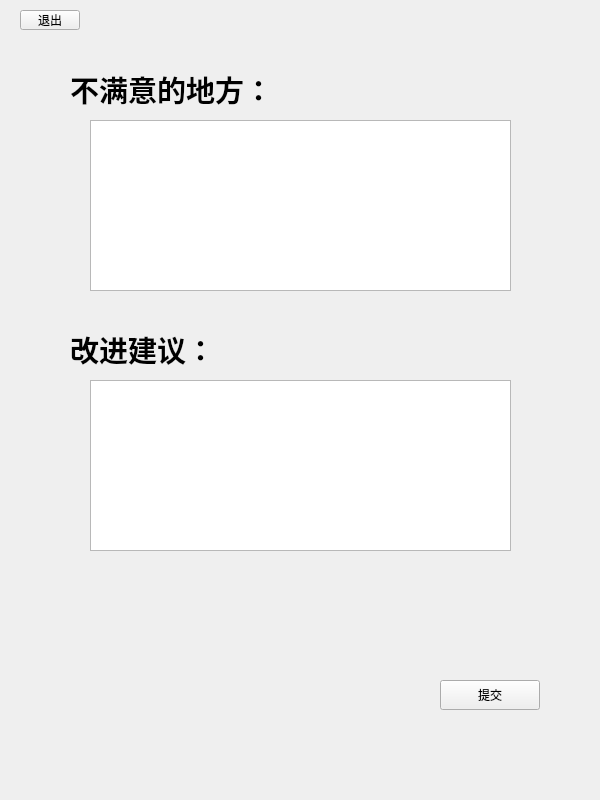
Above: consumer/complaints.ui from chichuxwx/Food-delivery-platform before the change. Below: the same form after it.
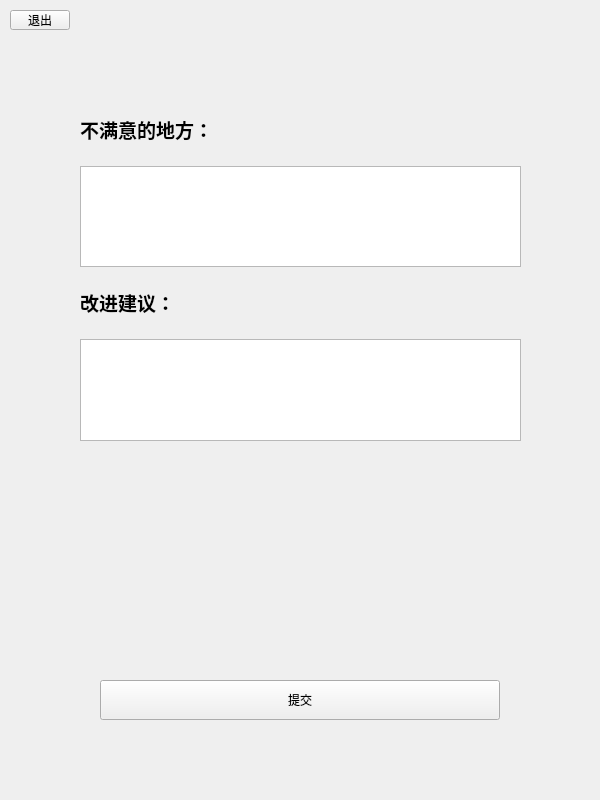
That is the form after the change.

```diff
--- a/consumer/complaints.ui
+++ b/consumer/complaints.ui
@@ -16,42 +16,38 @@
   <widget class="QPushButton" name="pushButton_8">
    <property name="geometry">
     <rect>
-     <x>440</x>
+     <x>100</x>
      <y>680</y>
-     <width>100</width>
-     <height>30</height>
+     <width>400</width>
+     <height>40</height>
     </rect>
    </property>
+   <property name="sizePolicy">
+    <sizepolicy hsizetype="Fixed" vsizetype="Fixed">
+     <horstretch>0</horstretch>
+     <verstretch>0</verstretch>
+    </sizepolicy>
+   </property>
    <property name="minimumSize">
     <size>
-     <width>100</width>
-     <height>30</height>
+     <width>400</width>
+     <height>40</height>
     </size>
    </property>
    <property name="maximumSize">
     <size>
-     <width>100</width>
-     <height>30</height>
+     <width>400</width>
+     <height>40</height>
     </size>
    </property>
    <property name="text">
     <string>提交</string>
    </property>
   </widget>
-  <widget class="QTextEdit" name="textEdit">
-   <property name="geometry">
-    <rect>
-     <x>90</x>
-     <y>120</y>
-     <width>421</width>
-     <height>171</height>
-    </rect>
-   </property>
-  </widget>
   <widget class="QPushButton" name="pushButton_2">
    <property name="geometry">
     <rect>
-     <x>20</x>
+     <x>10</x>
      <y>10</y>
      <width>60</width>
      <height>20</height>
@@ -73,15 +69,18 @@
     <string>退出</string>
    </property>
   </widget>
+  <widget class="QWidget" name="">
+   <property name="geometry">
+    <rect>
+     <x>80</x>
+     <y>100</y>
+     <width>441</width>
+     <height>341</height>
+    </rect>
+   </property>
+   <layout class="QGridLayout" name="gridLayout">
+    <item row="0" column="0">
   <widget class="QLabel" name="label_7">
-   <property name="geometry">
-    <rect>
-     <x>70</x>
-     <y>60</y>
-     <width>200</width>
-     <height>60</height>
-    </rect>
-   </property>
    <property name="minimumSize">
     <size>
      <width>200</width>
@@ -89,28 +88,15 @@
     </size>
    </property>
    <property name="text">
-    <string>&lt;html&gt;&lt;head/&gt;&lt;body&gt;&lt;p&gt;&lt;span style=&quot; font-size:22pt; font-weight:700;&quot;&gt;不满意的地方：&lt;/span&gt;&lt;/p&gt;&lt;/body&gt;&lt;/html&gt;</string>
-   </property>
-  </widget>
-  <widget class="QTextEdit" name="textEdit_2">
-   <property name="geometry">
-    <rect>
-     <x>90</x>
-     <y>380</y>
-     <width>421</width>
-     <height>171</height>
-    </rect>
-   </property>
-  </widget>
+       <string>&lt;html&gt;&lt;head/&gt;&lt;body&gt;&lt;p&gt;&lt;span style=&quot; font-size:14pt; font-weight:700;&quot;&gt;不满意的地方：&lt;/span&gt;&lt;/p&gt;&lt;/body&gt;&lt;/html&gt;</string>
+      </property>
+     </widget>
+    </item>
+    <item row="1" column="0">
+     <widget class="QTextEdit" name="textEdit"/>
+    </item>
+    <item row="2" column="0">
   <widget class="QLabel" name="label_8">
-   <property name="geometry">
-    <rect>
-     <x>70</x>
-     <y>320</y>
-     <width>200</width>
-     <height>60</height>
-    </rect>
-   </property>
    <property name="minimumSize">
     <size>
      <width>200</width>
@@ -118,8 +104,14 @@
     </size>
    </property>
    <property name="text">
-    <string>&lt;html&gt;&lt;head/&gt;&lt;body&gt;&lt;p&gt;&lt;span style=&quot; font-size:22pt; font-weight:700;&quot;&gt;改进建议：&lt;/span&gt;&lt;/p&gt;&lt;/body&gt;&lt;/html&gt;</string>
-   </property>
+       <string>&lt;html&gt;&lt;head/&gt;&lt;body&gt;&lt;p&gt;&lt;span style=&quot; font-size:14pt; font-weight:700;&quot;&gt;改进建议：&lt;/span&gt;&lt;/p&gt;&lt;/body&gt;&lt;/html&gt;</string>
+      </property>
+     </widget>
+    </item>
+    <item row="3" column="0">
+     <widget class="QTextEdit" name="textEdit_2"/>
+    </item>
+   </layout>
   </widget>
  </widget>
  <resources/>
```
Lines whose indentation alone changed are shown as unchanged.
